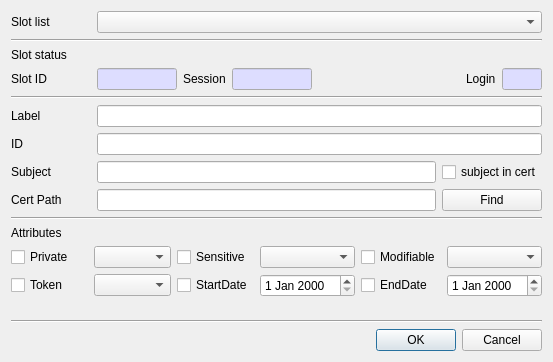
Old version of the form CryptokiMan/import_cert_dlg.ui in the repository jykim74/CryptokiMan.
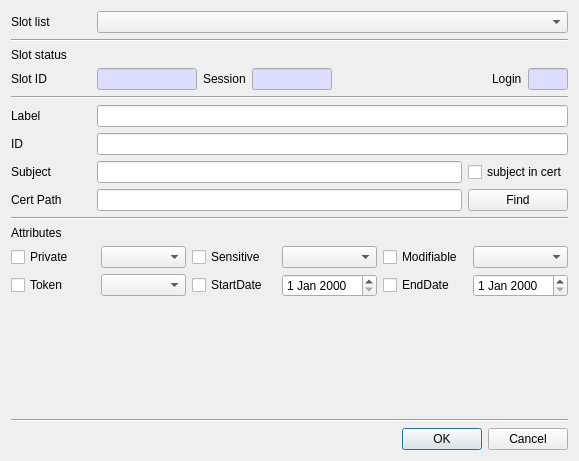
New version of the form.

```diff
--- a/CryptokiMan/import_cert_dlg.ui
+++ b/CryptokiMan/import_cert_dlg.ui
@@ -6,8 +6,8 @@
    <rect>
     <x>0</x>
     <y>0</y>
-    <width>553</width>
-    <height>362</height>
+    <width>579</width>
+    <height>461</height>
    </rect>
   </property>
   <property name="windowTitle">
@@ -168,7 +168,7 @@
       <widget class="QLineEdit" name="mSlotIDText">
        <property name="maximumSize">
         <size>
-         <width>80</width>
+         <width>100</width>
          <height>16777215</height>
         </size>
        </property>
```
